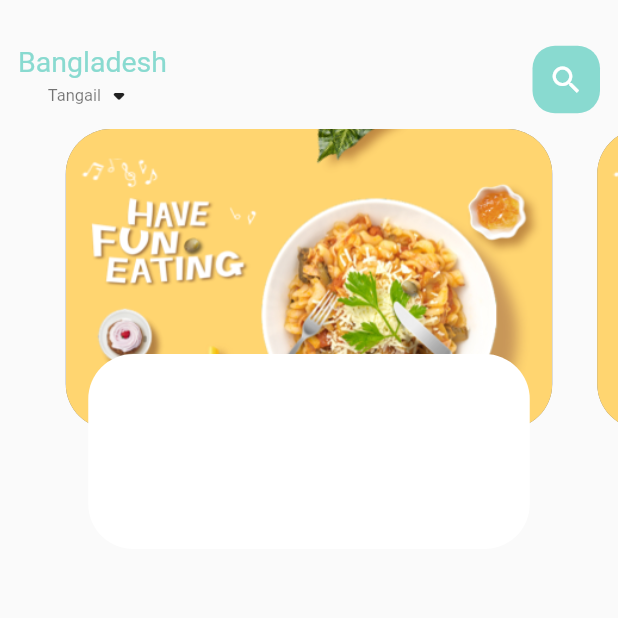
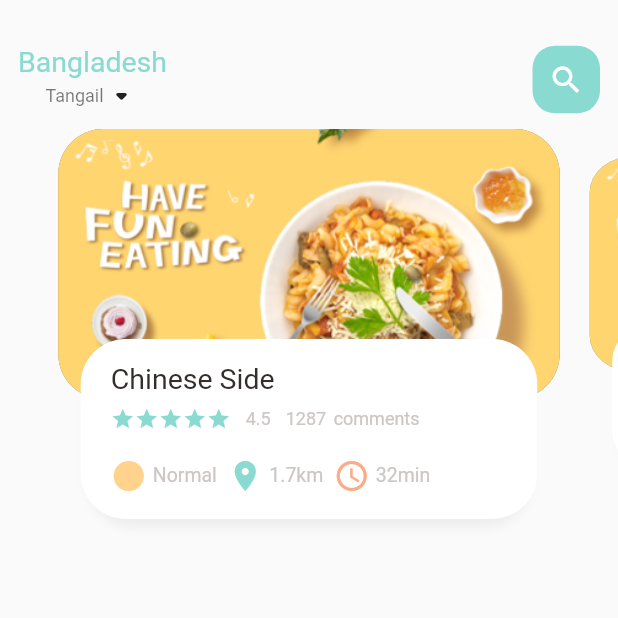
Before and after one commit to kibriatuhin/food_delivery, a Flutter app: the screen it shows after launch, on a phone screen of 412 x 824 dp, the top half of it. Run offline on Flutter 3.47's test engine with Material 2 defaults, Android fonts, the phone set to English and light mode, and no system bars.

Commit message:
main_food_page and IconAndText class added and update

```diff
--- a/lib/home/food_page_body.dart
+++ b/lib/home/food_page_body.dart
@@ -1,4 +1,9 @@
 import 'package:flutter/material.dart';
+import 'package:food_delivery/utils/colors.dart';
+import 'package:food_delivery/widgets/big_text.dart';
+import 'package:food_delivery/widgets/icon_and_text.dart';
+import 'package:food_delivery/widgets/small_text.dart';
+
 class FoodPageBody extends StatefulWidget {
   const FoodPageBody({Key? key}) : super(key: key);
 
@@ -8,51 +13,146 @@ class FoodPageBody extends StatefulWidget {
 
 class _FoodPageBodyState extends State<FoodPageBody> {
   PageController controller = PageController(viewportFraction: 0.86);
-
-
   @override
   Widget build(BuildContext context) {
     return Container(
-      height: 300,
+      height: 280,
       child: PageView.builder(
           controller: controller,
           itemCount: 5,
-          itemBuilder: (context , index){
+          itemBuilder: (context, index) {
             return _buildPageItems(index);
           }),
     );
   }
 
-  Widget _buildPageItems(int index){
-    return Stack(
+  var _currentPageValue = 0.0;
+  double _scaleFactor = 0.8;
+  double _height = 180;
+
+  @override
+  void initState() {
+    super.initState();
+    controller.addListener(() {
+      setState(() {
+        _currentPageValue = controller.page!;
+      });
+    });
+  }
+
+  @override
+  void dispose() {
+    controller.dispose();
+  }
+
+  Widget _buildPageItems(int index) {
+
+    Matrix4 matrix = Matrix4.identity();
+    if (index == _currentPageValue.floor()) {
+      var currentScale = 1 - (_currentPageValue - index) * (1 - _scaleFactor);
+      var currentTrans = _height * (1 - currentScale) / 2;
+      matrix = Matrix4.diagonal3Values(1, currentScale, 1)
+        ..setTranslationRaw(0, currentTrans, 0);
+    } else if (index == _currentPageValue.floor() + 1) {
+      var currentScale =
+          _scaleFactor + (_currentPageValue - index + 1) * (1 - _scaleFactor);
+      var currentTrans = _height * (1 - currentScale) / 2;
+      matrix = Matrix4.diagonal3Values(1, currentScale, 1)
+        ..setTranslationRaw(0, currentTrans, 0);
+    } else if (index == _currentPageValue.floor() - 1) {
+      var currentScale = 1 - (_currentPageValue - index) * (1 - _scaleFactor);
+      var currentTrans = _height * (1 - currentScale) / 2;
+      matrix = Matrix4.diagonal3Values(1, currentScale, 1)
+        ..setTranslationRaw(0, currentTrans, 0);
+    } else {
+      var currentScale = 0.8;
+      matrix = Matrix4.diagonal3Values(1, currentScale, 1)
+        ..setTranslationRaw(0, _height * (1 - currentScale) / 2, 1);
+    }
+
+    return Transform(
+      transform: matrix,
+      child: Stack(
         children: [
           Container(
-          height: 200,
-          margin: EdgeInsets.only(left: 15,right: 15),
+            height: 180,
+            margin: EdgeInsets.only(left: 10, right: 10),
             decoration: BoxDecoration(
               image: DecorationImage(
                   fit: BoxFit.cover,
-                image: AssetImage("assets/image/food0.png")
-            ),
+                  image: AssetImage("assets/image/food0.png")),
               borderRadius: BorderRadius.circular(30),
               color: Colors.black54,
             ),
-
           ),
           Align(
             alignment: Alignment.bottomCenter,
             child: Container(
-            height: 130,
-            margin: EdgeInsets.only(left: 30,right: 30,bottom: 20),
+              height: 120,
+              margin: EdgeInsets.only(left: 30, right: 30, bottom: 20),
               decoration: BoxDecoration(
-
                 borderRadius: BorderRadius.circular(30),
                 color: Colors.white,
+                boxShadow: [
+                  BoxShadow(
+                    color: Color(0xffeeecec),
+                    //color: Colors.black,
+                    blurRadius: 5,
+                    offset: Offset(0,5)
                   ),
+                  BoxShadow(
+                      color: Colors.white,
+                      offset: Offset(-5,0)
+                  ),
+                  BoxShadow(
+                      color:Colors.white,
+                      offset: Offset(5,0)
+                  )
+                ]
+              ),
+              child: Container(
+                padding: EdgeInsets.only(left: 15,right: 15,top: 15),
+                child: Column(
+                  crossAxisAlignment: CrossAxisAlignment.start,
+                  children: [
+                    BigText(text: 'Chinese Side',),
+                    SizedBox(height: 8,),
+                    Row(
+                      children: [
+                        Wrap(
+                          children: List.generate(5, (index) => Icon(Icons.star,color: AppColors.mainColor,size: 16,)),
+                        ),
+                        SizedBox(width: 10,),
+                        SmallText(text: '4.5',),
+                        SizedBox(width: 10,),
+                        SmallText(text: "1287"),
+                        SizedBox(width: 5,),
+                        SmallText(text: "comments")
+                      ],
+                    ),
+                    SizedBox(height: 18,),
+                    Row(
+                      children: [
+                        IconAndText(icon: Icons.circle, iconColor: AppColors.iconColor1, text: "Normal"),
+                        SizedBox(
+                          width: 7,
+                        ),
+                        IconAndText(icon: Icons.location_on, iconColor: AppColors.mainColor, text: "1.7km"),
+                        SizedBox(
+                          width: 7,
+                        ),
+                        IconAndText(icon: Icons.access_time, iconColor: AppColors.iconColor2, text: "32min"),
+                      ],
+                    )
 
+
+                  ],
+                ),
+              ),
             ),
           )
         ],
+      ),
     );
   }
 }
--- /dev/null
+++ b/lib/widgets/icon_and_text.dart
@@ -0,0 +1,31 @@
+import 'package:flutter/material.dart';
+
+class IconAndText extends StatelessWidget {
+  final IconData icon;
+  final Color iconColor;
+   Color textColor;
+  final String text;
+
+  IconAndText(
+      {required this.icon,
+      required this.iconColor,
+      required this.text,
+       this.textColor = const Color(0xFFccc7c5)});
+
+  @override
+  Widget build(BuildContext context) {
+    return Row(
+      children: [
+        Icon(icon,color: iconColor,),
+        SizedBox(
+          width: 4,
+        ),
+        Text(text , style: TextStyle(
+          fontSize: 13,
+          fontFamily: 'Roboto',
+          color: textColor,
+        ),)
+      ],
+    );
+  }
+}
--- a/lib/widgets/small_text.dart
+++ b/lib/widgets/small_text.dart
@@ -10,7 +10,7 @@ class SmallText extends StatelessWidget {
     Key? key,
     required this.text,
     this.color = const Color(0xFFccc7c5),
-    this.size = 11,
+    this.size = 12,
     this.height = 1.2
   }) : super(key: key);
 
```
Lines whose indentation alone changed are shown as unchanged.
